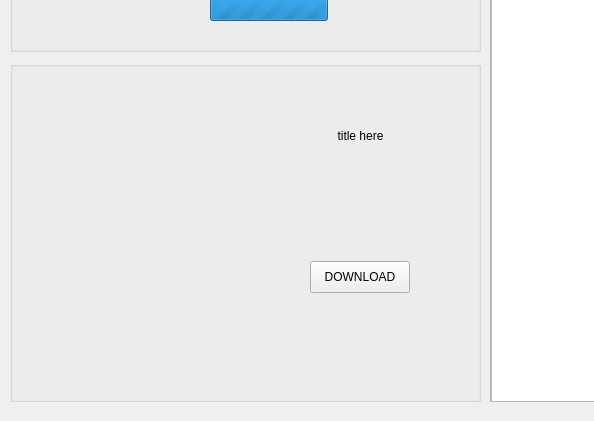
First picture: the form in mainwindow.ui, repository OptimusGREEN/m3uDL, before the edit; both pictures show x 0 to 594 and y 179 to 600 of the 800 by 600 pixel window.
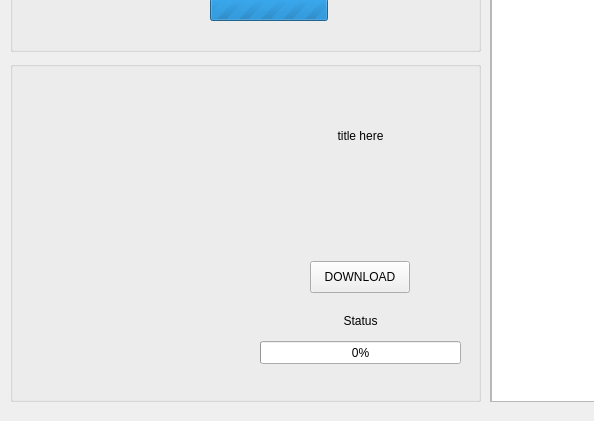
Second picture: the form after the edit.

Diff of the .ui file:
```diff
--- a/mainwindow.ui
+++ b/mainwindow.ui
@@ -246,14 +246,43 @@
      <rect>
       <x>17</x>
       <y>15</y>
-      <width>191</width>
-      <height>301</height>
+      <width>200</width>
+      <height>300</height>
      </rect>
     </property>
     <property name="text">
      <string/>
     </property>
    </widget>
+   <widget class="QProgressBar" name="progressBar_dl">
+    <property name="geometry">
+     <rect>
+      <x>250</x>
+      <y>280</y>
+      <width>201</width>
+      <height>23</height>
+     </rect>
+    </property>
+    <property name="value">
+     <number>0</number>
+    </property>
+   </widget>
+   <widget class="QLabel" name="label_dl_status">
+    <property name="geometry">
+     <rect>
+      <x>250</x>
+      <y>250</y>
+      <width>201</width>
+      <height>20</height>
+     </rect>
+    </property>
+    <property name="text">
+     <string>Status</string>
+    </property>
+    <property name="alignment">
+     <set>Qt::AlignCenter</set>
+    </property>
+   </widget>
   </widget>
  </widget>
  <resources/>
```
Left out of the diff: 3 changed lines with no effect on the pictures.
